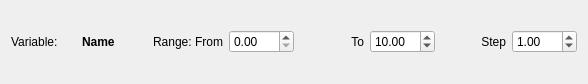
Before: the Qt Designer form src/salome/parametric/gui/varrange.ui in x3-apptech/salome-modules-parametric, drawn with Qt 5.
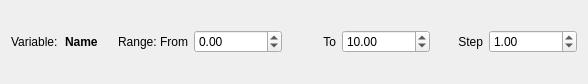
After: the same form once the commit is applied.

Commit message: Set a larger range of possible values in spinboxes

```diff
--- a/src/salome/parametric/gui/varrange.ui
+++ b/src/salome/parametric/gui/varrange.ui
@@ -46,6 +46,12 @@
    </item>
    <item>
     <widget class="QDoubleSpinBox" name="fromSpinBox">
+     <property name="minimum">
+      <double>-1000000.000000000000000</double>
+     </property>
+     <property name="maximum">
+      <double>1000000.000000000000000</double>
+     </property>
      <property name="value">
       <double>0.000000000000000</double>
      </property>
@@ -63,6 +69,12 @@
    </item>
    <item>
     <widget class="QDoubleSpinBox" name="toSpinBox">
+     <property name="minimum">
+      <double>-1000000.000000000000000</double>
+     </property>
+     <property name="maximum">
+      <double>1000000.000000000000000</double>
+     </property>
      <property name="value">
       <double>10.000000000000000</double>
      </property>
@@ -80,6 +92,12 @@
    </item>
    <item>
     <widget class="QDoubleSpinBox" name="stepSpinBox">
+     <property name="minimum">
+      <double>-1000000.000000000000000</double>
+     </property>
+     <property name="maximum">
+      <double>1000000.000000000000000</double>
+     </property>
      <property name="value">
       <double>1.000000000000000</double>
      </property>
```
